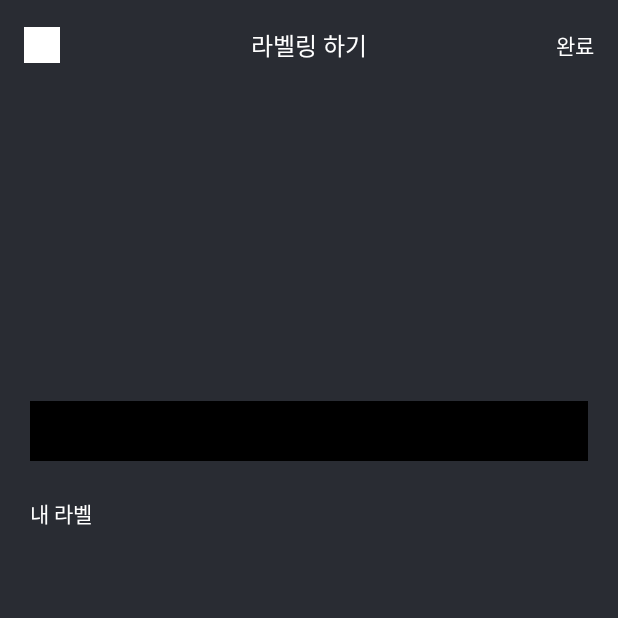
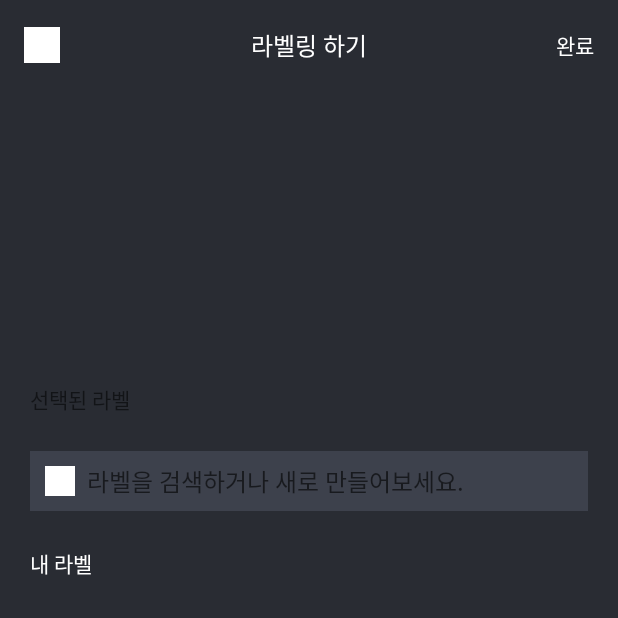
Before and after one commit to androiddevnotesforks/Full-Stack-Android, an Android app: the LabelOutAppActivity screen opened directly, with no data from a screen before it, on a phone screen of 412 x 824 dp, the top half of it. Run offline under Robolectric (Android 15) with nearby library versions, the phone set to English and light mode, and no system bars; our stand-ins replace data binding; libraries missing offline, so code that uses them is left out: com.xiaofeng.flowlayoutmanager; pictures from the network do not load.

Commit message:
fix : viewmodel 구조 변경

```diff
--- a/app/src/main/java/com/nexters/fullstack/ui/activity/LabelOutAppActivity.kt
+++ b/app/src/main/java/com/nexters/fullstack/ui/activity/LabelOutAppActivity.kt
@@ -1,6 +1,5 @@
 package com.nexters.fullstack.ui.activity
 
-import android.content.Context
 import android.content.Intent
 import android.graphics.Rect
 import android.net.Uri
@@ -8,38 +7,33 @@ import android.os.Bundle
 import android.os.Parcelable
 import android.util.Log
 import android.view.View
-import android.widget.Toast
-import androidx.lifecycle.Observer
+import androidx.recyclerview.widget.LinearLayoutManager
 import androidx.recyclerview.widget.RecyclerView
 import com.bumptech.glide.Glide
 import com.nexters.fullstack.Constants
 import com.nexters.fullstack.R
 import com.nexters.fullstack.base.BaseActivity
-import com.nexters.fullstack.base.BaseAdapter
 import com.nexters.fullstack.databinding.ActivityLabelOutappBinding
 import com.nexters.fullstack.ext.toPx
-import com.nexters.fullstack.source.Label
 import com.nexters.fullstack.ui.adapter.MyLabelAdapter
+import com.nexters.fullstack.ui.adapter.SelectedLabelAdapter
 import com.nexters.fullstack.viewmodel.LabelOutAppViewModel
 import com.xiaofeng.flowlayoutmanager.FlowLayoutManager
-import kotlinx.coroutines.CoroutineScope
-import kotlinx.coroutines.Dispatchers
-import kotlinx.coroutines.async
-import kotlinx.coroutines.launch
 import org.koin.androidx.viewmodel.ext.android.viewModel
 
 class LabelOutAppActivity : BaseActivity<ActivityLabelOutappBinding, LabelOutAppViewModel>() {
     override val layoutRes: Int = R.layout.activity_label_outapp
     override val viewModel: LabelOutAppViewModel by viewModel()
 
-    private val adapter : MyLabelAdapter = MyLabelAdapter()
+    private val myLabelAdapter : MyLabelAdapter = MyLabelAdapter()
+    private val selectedAdapter : SelectedLabelAdapter = SelectedLabelAdapter()
 
     override fun onCreate(savedInstanceState: Bundle?) {
         super.onCreate(savedInstanceState)
         initData()
         initView()
-        initOnClickListener()
-        observe()
+//        initOnClickListener()
+//        observe()
     }
 
     private fun initData(){
@@ -47,40 +41,51 @@ class LabelOutAppActivity : BaseActivity<ActivityLabelOutappBinding, LabelOutApp
             intent?.action == Intent.ACTION_SEND
                     && intent.type?.startsWith(Constants.IMAGE_PREFIX) == true -> {
                 (intent.getParcelableExtra<Parcelable>(Intent.EXTRA_STREAM) as? Uri)?.let { uri : Uri ->
-                    viewModel.input.setImageUri(uri)
+                    viewModel.input.loadImage(uri)
                 }
             }
         }
     }
 
     private fun initView(){
-        viewModel.imageUri.observe(this, {
-            Glide.with(this)
-                .load(it)
-                .into(binding.ivScreenshot)
-        })
-
-        val spaceDecoration = SpaceItemDecoration(RV_SPACING_DP)
-        adapter.addItems(viewModel.myLabels.value?: ArrayList())
-        binding.rvLabel.adapter = adapter
-        binding.rvLabel.addItemDecoration(spaceDecoration)
-        binding.rvLabel.layoutManager = FlowLayoutManager()
-        viewModel.myLabels.observe(this, {
-            adapter.calDiff(it)
-        })
+        with(viewModel.output.state()){
+            imageUri.observe(this@LabelOutAppActivity, {
+                Glide.with(this@LabelOutAppActivity)
+                    .load(it)
+                    .into(binding.ivScreenshot)
+            })
+        }
+//
+//        val spaceDecoration = SpaceItemDecoration(RV_SPACING_DP)
+//        myLabelAdapter.addItems(viewModel.myLabels.value?: ArrayList())
+//        binding.rvLabel.adapter = myLabelAdapter
+//        binding.rvLabel.addItemDecoration(spaceDecoration)
+//        binding.rvLabel.layoutManager = FlowLayoutManager()
+//
+//        selectedAdapter.addItems(viewModel.selectedLabels.value?: ArrayList())
+//        binding.rvSelectedLabel.adapter = selectedAdapter
+//        binding.rvSelectedLabel.layoutManager = LinearLayoutManager(this, LinearLayoutManager.HORIZONTAL, false)
     }
-
-    private fun initOnClickListener(){
-       binding.ivCancel.setOnClickListener {
-            onBackPressed()
-        }
-        adapter.setItemClickListener { _, i, label ->
-
-        }
-    }
-
-    private fun observe(){
-    }
+//
+//    private fun initOnClickListener(){
+//       binding.ivCancel.setOnClickListener {
+//            onBackPressed()
+//        }
+//        myLabelAdapter.setItemClickListener { _, i, _ ->
+//            viewModel.output.selectLabel(i)
+//        }
+//    }
+//
+//    private fun observe(){
+//        with(viewModel){
+//            myLabels.observe(this@LabelOutAppActivity, {
+//                myLabelAdapter.calDiff(it)
+//            })
+//            selectedLabels.observe(this@LabelOutAppActivity, {
+//
+//            })
+//        }
+//    }
 
     inner class SpaceItemDecoration(private val space_dp: Int) : RecyclerView.ItemDecoration() {
         override fun getItemOffsets(outRect: Rect, view: View, parent: RecyclerView, state: RecyclerView.State) {
@@ -88,6 +93,7 @@ class LabelOutAppActivity : BaseActivity<ActivityLabelOutappBinding, LabelOutApp
             outRect.right = space_dp.toPx
         }
     }
+
     companion object{
         const val RV_SPACING_DP = 10
     }
--- a/app/src/main/res/layout/activity_label_outapp.xml
+++ b/app/src/main/res/layout/activity_label_outapp.xml
@@ -6,6 +6,9 @@
         <variable
             name="vm"
             type="com.nexters.fullstack.viewmodel.LabelOutAppViewModel" />
+        <variable
+            name="view"
+            type="android.view.View" />
     </data>
 
     <androidx.constraintlayout.widget.ConstraintLayout
@@ -87,18 +90,19 @@
 
                 </ImageView>
 
+                <!--visibility="@{vm.selectedLabels.size() > 0 ? view.VISIBLE : view.GONE}"-->
                 <androidx.constraintlayout.widget.ConstraintLayout
                     android:layout_width="match_parent"
                     android:layout_height="wrap_content"
-                    app:layout_constraintTop_toBottomOf="@id/iv_screenshot"
-                    android:visibility="gone">
+                    app:layout_constraintTop_toBottomOf="@id/iv_screenshot">
 
                     <TextView
                         android:id="@+id/tv_selected_label_title"
                         android:layout_width="wrap_content"
                         android:layout_height="wrap_content"
                         app:layout_constraintTop_toTopOf="parent"
-                        app:layout_constraintLeft_toLeftOf="parent">
+                        app:layout_constraintLeft_toLeftOf="parent"
+                        android:text="선택된 라벨">
 
                     </TextView>
 
@@ -121,9 +125,33 @@
                 android:layout_height="@dimen/input_search_height"
                 app:layout_constraintTop_toBottomOf="@id/container_upper"
                 app:layout_constraintBottom_toTopOf="@id/rv_label"
-                android:background="@color/black"
+                android:background="@color/bg_depth2"
                 android:layout_marginBottom="@dimen/spacing_normal"
                 >
+
+                <ImageView
+                    android:id="@+id/iv_search_icon"
+                    android:layout_width="@dimen/icon_small"
+                    android:layout_height="@dimen/icon_small"
+                    app:layout_constraintTop_toTopOf="parent"
+                    app:layout_constraintBottom_toBottomOf="parent"
+                    app:layout_constraintLeft_toLeftOf="parent"
+                    android:layout_marginLeft="@dimen/spacing_elevation"
+                    android:background="@color/white">
+                </ImageView>
+
+                <EditText
+                    android:layout_width="0dp"
+                    android:layout_height="match_parent"
+                    app:layout_constraintLeft_toRightOf="@id/iv_search_icon"
+                    app:layout_constraintRight_toRightOf="parent"
+                    android:layout_marginLeft="@dimen/spacing_small"
+                    android:background="@color/bg_depth2"
+                    android:hint="@string/placeholder_label_search"
+                    android:textSize="@dimen/b1"
+                    >
+
+                </EditText>
 
             </androidx.constraintlayout.widget.ConstraintLayout>
 
--- a/app/src/main/res/values/colors.xml
+++ b/app/src/main/res/values/colors.xml
@@ -67,5 +67,6 @@
     <color name="transparent">#1A000000</color>
     <color name="neumorphism">#575D66</color>
 
+    <color name="bg_depth2">#3D414C</color>
     <color name="bg_depth3">#292C33</color>
 </resources>
--- a/app/src/main/res/values/dimens.xml
+++ b/app/src/main/res/values/dimens.xml
@@ -4,6 +4,7 @@
     <dimen name="toolbar_height">60dp</dimen>
 
     <dimen name="icon_size">24dp</dimen>
+    <dimen name="icon_small">20dp</dimen>
 
     <dimen name="ss_small_width">90dp</dimen>
     <dimen name="ss_small_height">195dp</dimen>
--- a/app/src/main/res/values/strings.xml
+++ b/app/src/main/res/values/strings.xml
@@ -31,4 +31,6 @@
     <string name="selected_label">선택된 라벨</string>
 
     <string name="new_label_hint">새 라벨 이름 입력</string>
+
+    <string name="placeholder_label_search">라벨을 검색하거나 새로 만들어보세요.</string>
 </resources>
--- a/app/src/main/res/xml/fragment_label_outapp_scene.xml
+++ b/app/src/main/res/xml/fragment_label_outapp_scene.xml
@@ -23,6 +23,5 @@
     <Transition
         app:constraintSetEnd="@id/end"
         app:constraintSetStart="@+id/start">
-        <OnClick app:targetId="@id/container_input_search" />
     </Transition>
 </MotionScene>
--- a/presentation/src/main/java/com/nexters/fullstack/viewmodel/LabelOutAppViewModel.kt
+++ b/presentation/src/main/java/com/nexters/fullstack/viewmodel/LabelOutAppViewModel.kt
@@ -1,6 +1,7 @@
 package com.nexters.fullstack.viewmodel
 
 import android.net.Uri
+import android.util.Log
 import androidx.lifecycle.LiveData
 import androidx.lifecycle.MutableLiveData
 import androidx.lifecycle.viewModelScope
@@ -8,68 +9,65 @@ import com.nexters.fullstack.BaseViewModel
 import com.nexters.fullstack.Input
 import com.nexters.fullstack.Output
 import com.nexters.fullstack.source.Label
-import kotlinx.coroutines.Dispatchers
 import kotlinx.coroutines.launch
 
-class LabelOutAppViewModel : BaseViewModel(){
+class LabelOutAppViewModel : BaseViewModel() {
+    private lateinit var state : State
+//    val myLabels = MutableLiveData<ArrayList<Label>>()
+//    private val _selectedLabels: MutableLiveData<ArrayList<Label>> = MutableLiveData()
+//    val selectedLabels: LiveData<ArrayList<Label>> get() = _selectedLabels
 
-    private val _imageUri : MutableLiveData<Uri> = MutableLiveData()
-    val imageUri : LiveData<Uri> get() = _imageUri
-
-    private val _myLabels : MutableLiveData<ArrayList<Label>> = MutableLiveData()
-    val myLabels : LiveData<ArrayList<Label>> get() = _myLabels
-
-
-    val input = object : LabelOutAppInput{
-        override fun setImageUri(uri: Uri) {
-            _imageUri.value = uri
+    val input = object : LabelOutAppInput {
+        override fun loadImage(uri: Uri) {
+            state.imageUri.value = uri
         }
 
-        override fun setMyLabel() {
-            val array = ArrayList<Label>()
-            viewModelScope.launch(Dispatchers.IO) {
-                array.add(Label(Label.RECOMMEND, "test1"))
-                array.add(Label(Label.DEFAULT,"test21111111"))
-                array.add(Label(Label.DEFAULT,"test3"))
-                array.add(Label(Label.DEFAULT,"te3"))
-                array.add(Label(Label.DEFAULT,"test3"))
-                array.add(Label(Label.DEFAULT,"test11111113"))
-                array.add(Label(Label.DEFAULT,"test3"))
-                array.add(Label(Label.DEFAULT,"test11111113"))
-                array.add(Label(Label.DEFAULT,"test11111113"))
-                array.add(Label(Label.DEFAULT,"test11111113"))
-                array.add(Label(Label.DEFAULT,"test11111113"))
-                array.add(Label(Label.DEFAULT,"test11111113"))
-                array.add(Label(Label.DEFAULT,"test11111113"))
-                array.add(Label(Label.DEFAULT,"test11111113"))
-                array.add(Label(Label.DEFAULT,"test11111113"))
-                array.add(Label(Label.DEFAULT,"test11111113"))
-                array.add(Label(Label.DEFAULT,"test11111113"))
-                array.add(Label(Label.DEFAULT,"test11111113"))
-                array.add(Label(Label.DEFAULT,"test11111113"))
-                array.add(Label(Label.DEFAULT,"test11111113"))
-                array.add(Label(Label.DEFAULT,"test11111113"))
-                array.add(Label(Label.DEFAULT,"test11111113"))
-                array.add(Label(Label.DEFAULT,"test11111113"))
-                array.add(Label(Label.DEFAULT,"test11111113"))
-            }
-            _myLabels.value = array
-        }
+//        override fun setMyLabel() {
+//            val array = ArrayList<Label>()
+//            viewModelScope.launch {
+//                array.add(Label(Label.RECOMMEND, "test1"))
+//                array.add(Label(Label.DEFAULT, "test21111111"))
+//                array.add(Label(Label.DEFAULT, "test3"))
+//                array.add(Label(Label.DEFAULT, "te3"))
+//                array.add(Label(Label.DEFAULT, "test3"))
+//                array.add(Label(Label.DEFAULT, "test11111113"))
+//                array.add(Label(Label.DEFAULT, "test3"))
+//            }
+//            myLabels.value = array
+//        }
     }
 
     val output = object : LabelOutAppOutput {
+
+//        override fun selectLabel(selectedPosition: Int) {
+//            val selectedLabel: Label = myLabels.value!![selectedPosition]
+//            myLabels.value?.removeAt(selectedPosition)
+//            //selectedLabels.value?.add(selectedLabel)
+//            Log.e("selected item : ", selectedPosition.toString())
+//        }
+
+        override fun state(): State = state
     }
 
-    interface LabelOutAppInput : Input{
-        // set state
-        fun setImageUri(uri: Uri)
-        fun setMyLabel()
+    interface LabelOutAppInput : Input {
+        fun loadImage(uri: Uri)
     }
 
-    interface LabelOutAppOutput : Output{
+    interface LabelOutAppOutput : Output {
+        fun state() : State
     }
 
     init {
-        input.setMyLabel()
+        state = State()
     }
+
+    data class State(
+        // TODO image uri랑 my label, recommend label은 non null로 하고, init에서 state 정의할 때 받아와서 정의해주기 !
+        val imageUri : MutableLiveData<Uri> = MutableLiveData(),
+        val recommendedLabels: List<Label>? = null,
+        val myLabels: List<Label>? = null,
+        val selectedLabels : List<Label>? = null,
+        val enableSearch : Boolean = false,
+        val searchKeyword : String? = null
+    )
 }
```
